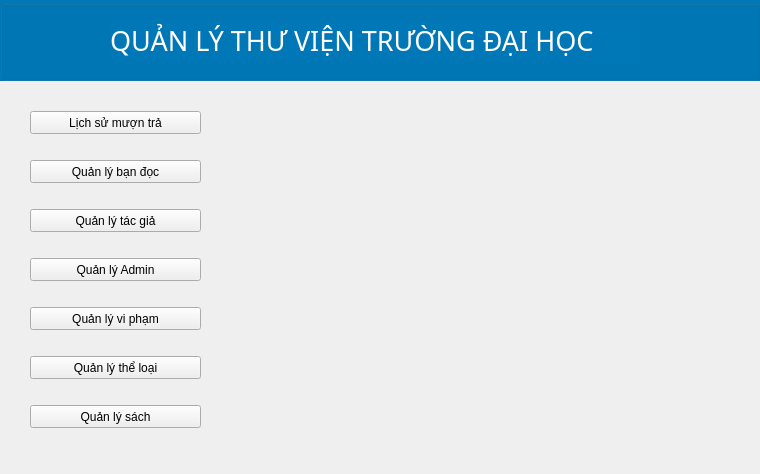
The window that ui files/main.ui (CodeNoob223/PyQT6_Quan_ly_thu_vien) describes before a commit, drawn with Qt 5.
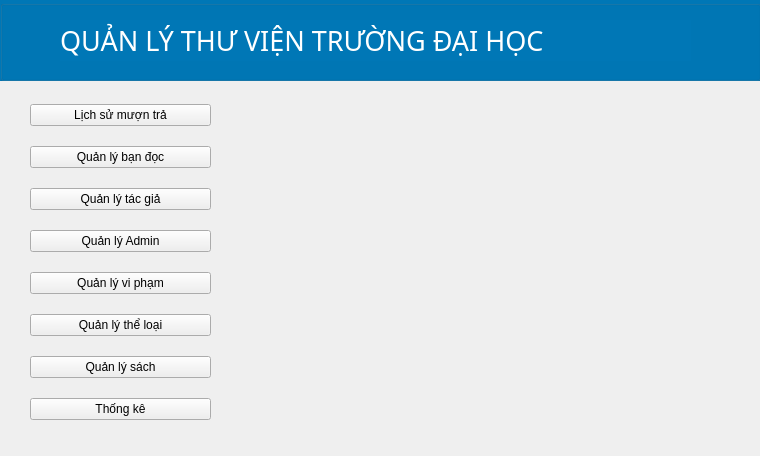
The same window after the commit. Icons and pictures are not drawn.

Commit message: THONG KE

```diff
--- a/ui files/main.ui
+++ b/ui files/main.ui
@@ -7,7 +7,7 @@
     <x>0</x>
     <y>0</y>
     <width>760</width>
-    <height>474</height>
+    <height>456</height>
    </rect>
   </property>
   <property name="windowTitle">
@@ -59,9 +59,9 @@
    <widget class="QLabel" name="label">
     <property name="geometry">
      <rect>
-      <x>110</x>
+      <x>60</x>
       <y>20</y>
-      <width>531</width>
+      <width>631</width>
       <height>41</height>
      </rect>
     </property>
@@ -79,96 +79,73 @@
     </property>
    </widget>
   </widget>
-  <widget class="QPushButton" name="sach_pushButton">
+  <widget class="QWidget" name="">
    <property name="geometry">
     <rect>
      <x>30</x>
-     <y>405</y>
-     <width>171</width>
-     <height>23</height>
+     <y>90</y>
+     <width>181</width>
+     <height>351</height>
     </rect>
    </property>
-   <property name="text">
-    <string>Quản lý sách</string>
-   </property>
-  </widget>
-  <widget class="QPushButton" name="viPham_pushButton">
-   <property name="geometry">
-    <rect>
-     <x>30</x>
-     <y>307</y>
-     <width>171</width>
-     <height>23</height>
-    </rect>
-   </property>
-   <property name="text">
-    <string>Quản lý vi phạm</string>
-   </property>
-  </widget>
-  <widget class="QPushButton" name="tacGia_pushButton">
-   <property name="geometry">
-    <rect>
-     <x>30</x>
-     <y>209</y>
-     <width>171</width>
-     <height>23</height>
-    </rect>
-   </property>
-   <property name="text">
-    <string>Quản lý tác giả</string>
-   </property>
-  </widget>
-  <widget class="QPushButton" name="theLoai_pushButton">
-   <property name="geometry">
-    <rect>
-     <x>30</x>
-     <y>356</y>
-     <width>171</width>
-     <height>23</height>
-    </rect>
-   </property>
-   <property name="text">
-    <string>Quản lý thể loại</string>
-   </property>
-  </widget>
-  <widget class="QPushButton" name="muonTra_pushButton">
-   <property name="geometry">
-    <rect>
-     <x>30</x>
-     <y>111</y>
-     <width>171</width>
-     <height>23</height>
-    </rect>
-   </property>
-   <property name="text">
-    <string>Lịch sử mượn trả</string>
-   </property>
-  </widget>
-  <widget class="QPushButton" name="admin_pushButton">
-   <property name="geometry">
-    <rect>
-     <x>30</x>
-     <y>258</y>
-     <width>171</width>
-     <height>23</height>
-    </rect>
-   </property>
-   <property name="text">
-    <string>Quản lý Admin</string>
-   </property>
-  </widget>
-  <widget class="QPushButton" name="banDoc_pushButton">
-   <property name="geometry">
-    <rect>
-     <x>30</x>
-     <y>160</y>
-     <width>171</width>
-     <height>23</height>
-    </rect>
-   </property>
-   <property name="text">
-    <string>Quản lý bạn đọc</string>
-   </property>
+   <layout class="QVBoxLayout" name="verticalLayout">
+    <item>
+     <widget class="QPushButton" name="muonTra_pushButton">
+      <property name="text">
+       <string>Lịch sử mượn trả</string>
+      </property>
+     </widget>
+    </item>
+    <item>
+     <widget class="QPushButton" name="banDoc_pushButton">
+      <property name="text">
+       <string>Quản lý bạn đọc</string>
+      </property>
+     </widget>
+    </item>
+    <item>
+     <widget class="QPushButton" name="tacGia_pushButton">
+      <property name="text">
+       <string>Quản lý tác giả</string>
+      </property>
+     </widget>
+    </item>
+    <item>
+     <widget class="QPushButton" name="admin_pushButton">
+      <property name="text">
+       <string>Quản lý Admin</string>
+      </property>
+     </widget>
+    </item>
+    <item>
+     <widget class="QPushButton" name="viPham_pushButton">
+      <property name="text">
+       <string>Quản lý vi phạm</string>
+      </property>
+     </widget>
+    </item>
+    <item>
+     <widget class="QPushButton" name="theLoai_pushButton">
+      <property name="text">
+       <string>Quản lý thể loại</string>
+      </property>
+     </widget>
+    </item>
+    <item>
+     <widget class="QPushButton" name="sach_pushButton">
+      <property name="text">
+       <string>Quản lý sách</string>
+      </property>
+     </widget>
+    </item>
+    <item>
+     <widget class="QPushButton" name="thongKe_pushButton">
+      <property name="text">
+       <string>Thống kê</string>
+      </property>
+     </widget>
+    </item>
+   </layout>
   </widget>
  </widget>
  <resources/>
```
Left out of the diff: 4 changed lines with no effect on the pictures. The commit also changes 13 other files.
